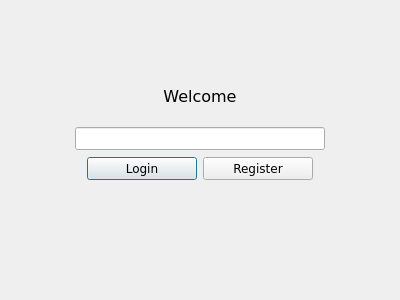
This is client/gui/auth_form.ui in TemplateName56/Blockchain_Wallet as Qt 5 draws it before an edit. The edited form follows.
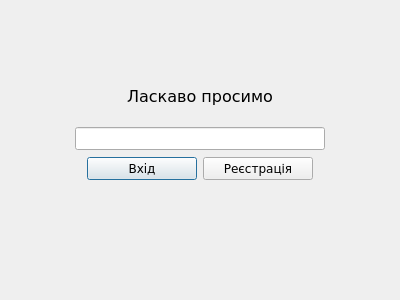
This is the edited form.

```diff
--- a/client/gui/auth_form.ui
+++ b/client/gui/auth_form.ui
@@ -67,7 +67,7 @@
         <enum>Qt::LeftToRight</enum>
        </property>
        <property name="text">
-        <string>Welcome</string>
+        <string>Ласкаво просимо</string>
        </property>
        <property name="alignment">
         <set>Qt::AlignCenter</set>
@@ -141,7 +141,7 @@
         </size>
        </property>
        <property name="text">
-        <string>Login</string>
+        <string>Вхiд</string>
        </property>
        <property name="default">
         <bool>true</bool>
@@ -163,7 +163,7 @@
         </size>
        </property>
        <property name="text">
-        <string>Register</string>
+        <string>Реєстрація</string>
        </property>
       </widget>
      </item>
```
